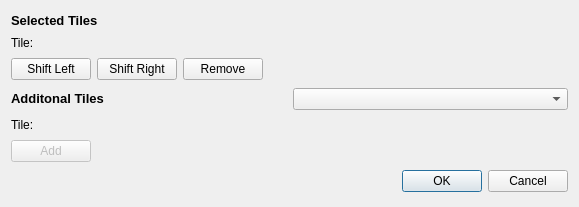
This is Menus/TileSetter.ui in stijnherfst/HiveWE as Qt 5 draws it before an edit. The edited form follows.
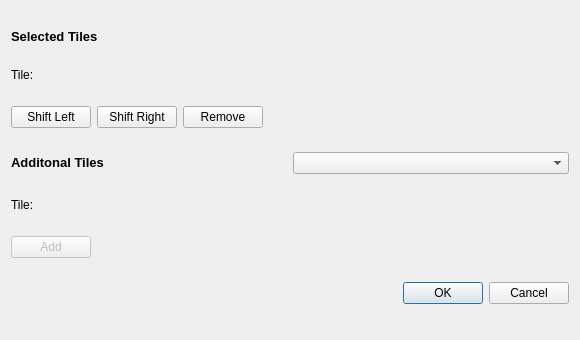
This is the edited form.

The edit to the form file:
```diff
--- a/Menus/TileSetter.ui
+++ b/Menus/TileSetter.ui
@@ -9,8 +9,8 @@
    <rect>
     <x>0</x>
     <y>0</y>
-    <width>579</width>
-    <height>207</height>
+    <width>580</width>
+    <height>340</height>
    </rect>
   </property>
   <property name="sizePolicy">
```
